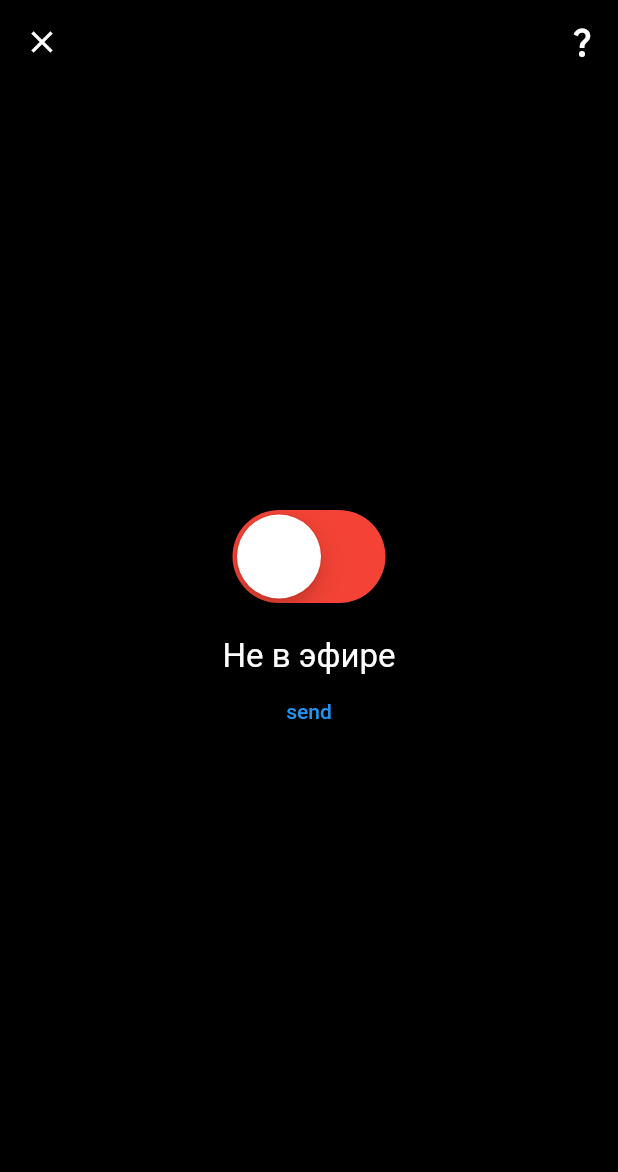
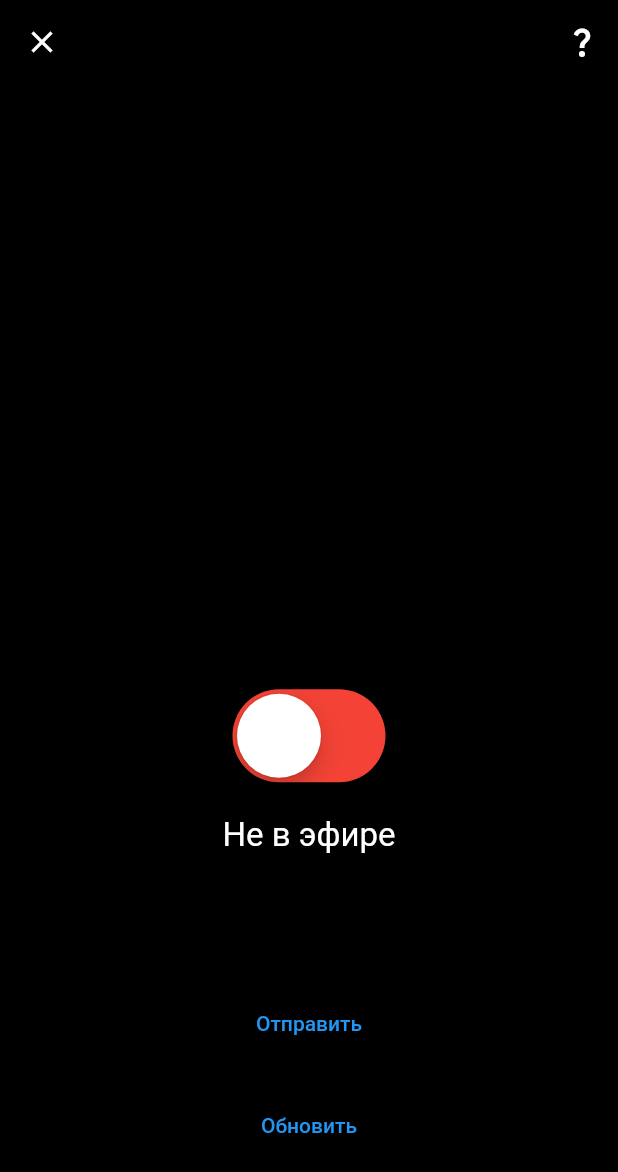
Before and after one commit to VladimirCourse/secret_pine, a Flutter app: the screen it shows after launch, after a tap on an icon or button, on a phone screen of 412 x 824 dp. Shown: the top 1172 px of the screen. Run offline on Flutter 3.47's test engine with Material 2 defaults, Android fonts, the phone set to English and light mode, and no system bars; our stand-ins replace bloc, flutter_bloc, freezed_annotation, hive, rxdart; missing offline and left inert: mock_data, nearby_connections, platform_device_id; accounts and stored records are empty.

Commit message:
Finished message requests

```diff
--- a/lib/bloc/human/human_bloc.dart
+++ b/lib/bloc/human/human_bloc.dart
@@ -11,33 +11,31 @@ part 'human_state.dart';
 class HumanBloc extends Bloc<HumanEvent, HumanState> {
   final HumanRepository humanRepository;
 
+  StreamSubscription? _deviceSubscription;
   StreamSubscription? _dataSubscription;
 
   HumanBloc({
     required this.humanRepository,
   }) : super(HumanState(name: humanRepository.userName)) {
+    _deviceSubscription = humanRepository.devicesStream.listen((event) async {
+      event.mapOrNull(
+        connected: (event) {
+          add(const HumanEvent.sendDataRequest());
+        },
+      );
+    });
+
     _dataSubscription = humanRepository.dataStream.listen((event) async {
-      print(event);
       event.mapOrNull(
-
-          // startAudio: (_) async {
-          //   _isReceivingData = true;
-          //   add(const HumanEvent.refreshDevices());
-          //   await audioRepository.startPlay();
-          // },
-          // audioData: (data) async {
-          //   await audioRepository.writeAudioSample(data.data);
-          // },
-          // stopAudio: (_) async {
-          //   await audioRepository.stopPlay();
-          //   add(const HumanEvent.refreshDevices());
-          //   _isReceivingData = false;
-          // },
-          );
+        messages: (event) {
+          add(HumanEvent.refreshMessages(messages: event.messages));
+        },
+      );
     });
 
     on<_StartTransmit>(_handleStartTransmit);
-    on<_RefreshData>(_handleRefreshData);
+    on<_RefreshMessages>(_handleRefresMessages);
+    on<_SendDataRequest>(_handleSendDataRequest);
     on<_SendMessage>(_handleSendMessage);
     on<_StopTransmit>(_handleStopTransmit);
   }
@@ -54,7 +52,17 @@ class HumanBloc extends Bloc<HumanEvent, HumanState> {
     }
   }
 
-  void _handleRefreshData(_RefreshData event, Emitter<HumanState> emit) async {}
+  void _handleRefresMessages(_RefreshMessages event, Emitter<HumanState> emit) async {
+    emit(state.copyWith(messages: event.messages, isConnected: true));
+  }
+
+  void _handleSendDataRequest(_SendDataRequest event, Emitter<HumanState> emit) async {
+    try {
+      await humanRepository.sendMessagesRequest();
+    } catch (ex) {
+      print(ex);
+    }
+  }
 
   void _handleSendMessage(_SendMessage event, Emitter<HumanState> emit) async {
     try {
@@ -77,6 +85,9 @@ class HumanBloc extends Bloc<HumanEvent, HumanState> {
   @override
   Future<void> close() async {
     await _dataSubscription?.cancel();
+    await _deviceSubscription?.cancel();
+
+    await humanRepository.stop();
 
     super.close();
   }
--- a/lib/bloc/human/human_event.dart
+++ b/lib/bloc/human/human_event.dart
@@ -4,11 +4,13 @@ typedef ErrorCallback = void Function();
 
 @freezed
 class HumanEvent with _$HumanEvent {
-  const factory HumanEvent.refreshData() = _RefreshData;
+  const factory HumanEvent.startTransmit({required ErrorCallback onError}) = _StartTransmit;
 
-  const factory HumanEvent.startTransmit({required ErrorCallback onError}) = _StartTransmit;
+  const factory HumanEvent.refreshMessages({required List<String> messages}) = _RefreshMessages;
 
   const factory HumanEvent.sendMessage({required String message}) = _SendMessage;
 
+  const factory HumanEvent.sendDataRequest() = _SendDataRequest;
+
   const factory HumanEvent.stopTransmit() = _StopTransmit;
 }
--- a/lib/bloc/human/human_state.dart
+++ b/lib/bloc/human/human_state.dart
@@ -6,6 +6,7 @@ class HumanState with _$HumanState {
     required String name,
     @Default(false) bool isLoading,
     @Default(false) bool isTransmitting,
-    // @Default([]) List<DeviceModel> devices,
+    @Default(false) isConnected,
+    @Default([]) List<String> messages,
   }) = _Data;
 }
--- a/lib/bloc/pine/pine_state.dart
+++ b/lib/bloc/pine/pine_state.dart
@@ -5,7 +5,7 @@ class PineState with _$PineState {
   const factory PineState({
     required String name,
     @Default(false) bool isLoading,
-    @Default(false) bool isListening,
+    @Default(false) bool isTransmitting,
     // @Default([]) List<DeviceModel> devices,
   }) = _Data;
 }
--- a/lib/main.dart
+++ b/lib/main.dart
@@ -1,12 +1,30 @@
 import 'package:flutter/material.dart';
+import 'package:hive/hive.dart';
+import 'package:mock_data/mock_data.dart';
+import 'package:platform_device_id/platform_device_id.dart';
 import 'package:secret_pine/repository/human/nearby_human_repository.dart';
 import 'package:secret_pine/repository/human/human_repository.dart';
 import 'package:provider/provider.dart';
 import 'package:secret_pine/repository/pine/nearby_pine_repository.dart';
 import 'package:secret_pine/repository/pine/pine_repository.dart';
 import 'package:secret_pine/ui/pages/start/start_page.dart';
+import 'package:path_provider/path_provider.dart';
 
-void main() {
+late final String _userName;
+
+void main() async {
+  WidgetsFlutterBinding.ensureInitialized();
+
+  final directory = await getApplicationDocumentsDirectory();
+  Hive.init(directory.path);
+
+  try {
+    final id = await PlatformDeviceId.getDeviceId ?? mockUUID();
+    _userName = 'Android ${id.substring(id.length - 4, id.length)}';
+  } catch (ex) {
+    _userName = 'Android';
+  }
+
   runApp(const App());
 }
 
@@ -18,7 +36,7 @@ class App extends StatelessWidget {
     return MultiProvider(
       providers: [
         Provider<HumanRepository>(
-          create: (_) => NearbyHumanRepository(),
+          create: (_) => NearbyHumanRepository(userName: _userName),
           dispose: (_, repository) => repository.close(),
         ),
         Provider<PineRepository>(
--- a/lib/model/data_event_model.dart
+++ b/lib/model/data_event_model.dart
@@ -1,14 +1,11 @@
 import 'package:flutter/foundation.dart';
 import 'package:freezed_annotation/freezed_annotation.dart';
-import 'package:secret_pine/model/device_model.dart';
 
 part 'data_event_model.freezed.dart';
 
 @freezed
 class DataEventModel with _$DataEventModel {
-  const factory DataEventModel.startAudio({required DeviceModel device}) = _StartAudio;
+  const factory DataEventModel.messages({required List<String> messages}) = _Messages;
 
-  const factory DataEventModel.audioData({required DeviceModel device, required Uint8List data}) = _AudioData;
-
-  const factory DataEventModel.stopAudio({required DeviceModel device}) = _StopAudio;
+  const factory DataEventModel.image({required String imagePath}) = _Image;
 }
--- a/lib/model/device_model.dart
+++ b/lib/model/device_model.dart
@@ -7,6 +7,5 @@ class DeviceModel with _$DeviceModel {
   const factory DeviceModel({
     required String id,
     required String name,
-    required bool isTransmitting,
   }) = _DeviceModel;
 }
--- a/lib/repository/constants.dart
+++ b/lib/repository/constants.dart
@@ -1,9 +1,9 @@
 class Constants {
   static const channel = 'vl.secret_pine.yandex';
 
-  static const message = 'message';
-  static const messages = 'messages';
-  static const image = 'image';
+  static const createMessage = 'create_message';
+  static const getMessages = 'get_messages';
+  static const getImage = 'get_image';
 
   static const delimiter = '@@@';
 
--- a/lib/repository/human/human_repository.dart
+++ b/lib/repository/human/human_repository.dart
@@ -1,10 +1,10 @@
-import 'package:flutter/foundation.dart';
 import 'package:secret_pine/model/data_event_model.dart';
-import 'package:secret_pine/model/device_model.dart';
 import 'package:secret_pine/model/device_event_model.dart';
 
 abstract class HumanRepository {
   String get userName;
+
+  bool get isConnected;
 
   Stream<DeviceEventModel> get devicesStream;
 
--- a/lib/ui/pages/human/human_page.dart
+++ b/lib/ui/pages/human/human_page.dart
@@ -2,7 +2,6 @@ import 'package:flutter/material.dart';
 import 'package:flutter_bloc/flutter_bloc.dart';
 import 'package:nearby_connections/nearby_connections.dart';
 import 'package:secret_pine/bloc/human/human_bloc.dart';
-import 'package:secret_pine/bloc/pine/pine_bloc.dart';
 import 'package:secret_pine/ui/widgets/blink_switch.dart';
 
 class HumanPage extends StatefulWidget {
@@ -13,6 +12,8 @@ class HumanPage extends StatefulWidget {
 }
 
 class _HumanPageState extends State<HumanPage> {
+  final _controller = TextEditingController();
+
   @override
   void initState() {
     super.initState();
@@ -35,8 +36,15 @@ class _HumanPageState extends State<HumanPage> {
     context.read<HumanBloc>().add(HumanEvent.startTransmit(onError: _showError));
   }
 
+  void _refresh() {
+    context.read<HumanBloc>().add(const HumanEvent.sendDataRequest());
+  }
+
   void _sendMessage() {
-    context.read<HumanBloc>().add(HumanEvent.sendMessage(message: 'zdarova'));
+    final text = _controller.text.trim();
+    if (text.isNotEmpty) {
+      context.read<HumanBloc>().add(HumanEvent.sendMessage(message: text));
+    }
   }
 
   void _stopTransmit() {
@@ -84,13 +92,46 @@ class _HumanPageState extends State<HumanPage> {
             children: [
               const SizedBox(height: 20),
               BlocBuilder<HumanBloc, HumanState>(
+                builder: (_, state) => Expanded(
+                  child: Column(
+                    children: [
+                      if (state.messages.isNotEmpty)
+                        const Text(
+                          'Список сообщений',
+                          style: TextStyle(color: Colors.white, fontSize: 16),
+                        ),
+                      Expanded(
+                        child: ListView(
+                          children: state.messages
+                              .map(
+                                (message) => Text(
+                                  message,
+                                  style: const TextStyle(color: Colors.white, fontSize: 16),
+                                ),
+                              )
+                              .toList(),
+                        ),
+                      ),
+                    ],
+                  ),
+                ),
+              ),
+              BlocBuilder<HumanBloc, HumanState>(
                 builder: (_, state) => BlinkSwitch(
                   isLoading: state.isLoading,
                   isTransmitting: state.isTransmitting,
                   onChanged: (value) => value ? _startTransmit() : _stopTransmit(),
                 ),
               ),
-              TextButton(onPressed: _sendMessage, child: Text('send')),
+              const SizedBox(height: 20),
+              TextField(
+                controller: _controller,
+                style: const TextStyle(color: Colors.white),
+              ),
+              const SizedBox(height: 20),
+              TextButton(onPressed: _sendMessage, child: const Text('Отправить')),
+              const SizedBox(height: 20),
+              TextButton(onPressed: _refresh, child: const Text('Обновить')),
               const SizedBox(height: 50),
             ],
           ),
--- a/lib/ui/pages/pine/pine_page.dart
+++ b/lib/ui/pages/pine/pine_page.dart
@@ -81,7 +81,7 @@ class _PinePageState extends State<PinePage> {
               BlocBuilder<PineBloc, PineState>(
                 builder: (_, state) => BlinkSwitch(
                   isLoading: state.isLoading,
-                  isTransmitting: state.isListening,
+                  isTransmitting: state.isTransmitting,
                   onChanged: (value) => value ? _startTransmit() : _stopTransmit(),
                 ),
               ),
```
Also changed, not shown: lib/bloc/pine/pine_bloc.dart (+6 -5 lines), lib/repository/human/nearby_human_repository.dart (+46 -20 lines), lib/repository/pine/nearby_pine_repository.dart (+25 -11 lines), pubspec.yaml (+3 -6 lines), lib/bloc/human/human_bloc.freezed.dart, lib/bloc/pine/pine_bloc.freezed.dart, lib/model/data_event_model.freezed.dart, lib/model/device_model.freezed.dart, pubspec.lock, 5 other files.
